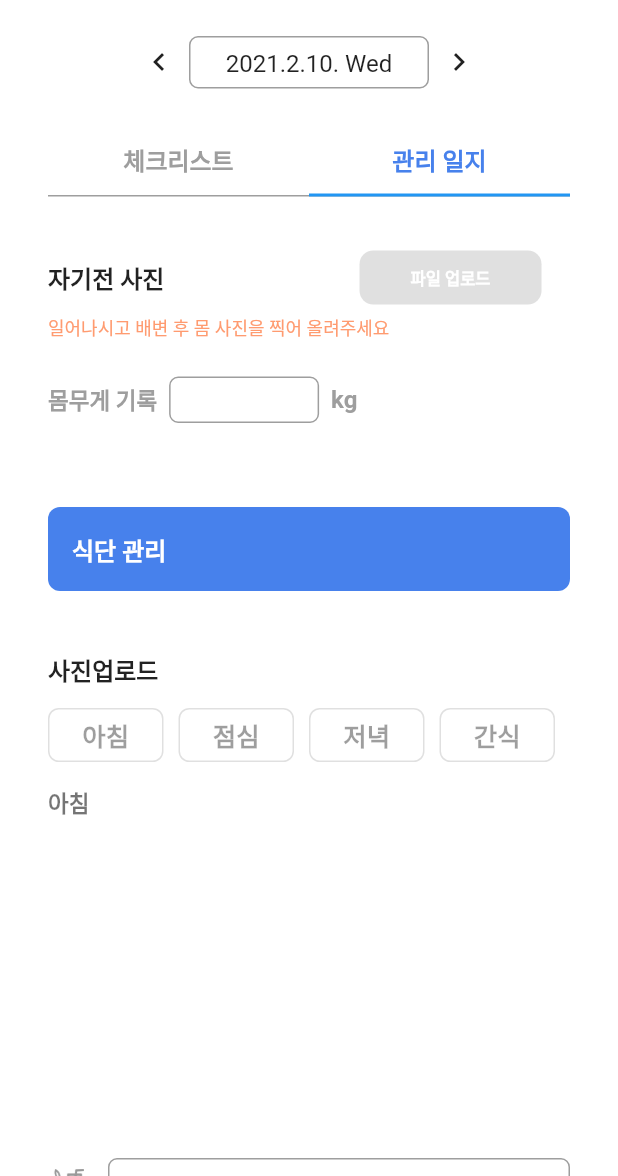
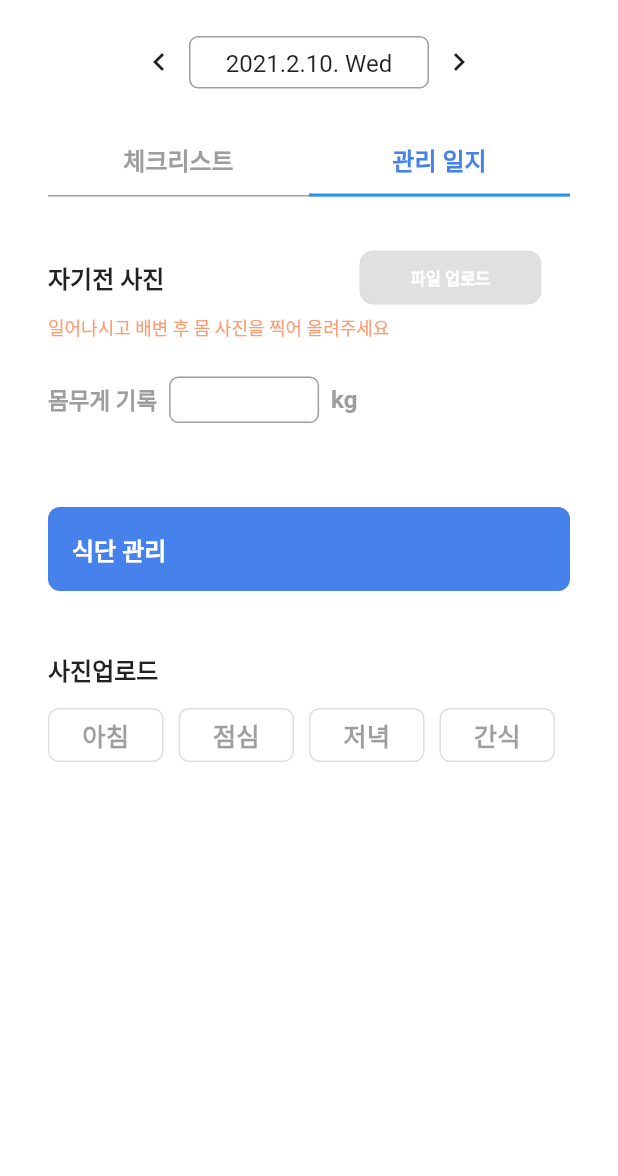
Before and after one commit to namhosung6023/flutter_fitwith_final, a Flutter app: the PremiumMemberPage screen opened directly, tab 2 chosen, scrolled down 251 dp, on a phone screen of 412 x 824 dp, the part 60-1236 px from its top. Run offline on Flutter 3.47's test engine with Material 2 defaults, Android fonts, the phone set to English and light mode, and no system bars; drawn by our look-alikes of carousel_slider; our stand-ins replace dio, flutter_swiper, image_picker, jwt_decoder, percent_indicator, shared_preferences and 1 more; missing offline and left inert: keyboard_visibility, mime_type, multi_charts; accounts and stored records are empty; network calls fail; Roboto replaces fonts that are missing (SpoqaHanSansNeo).

Commit message:
다이어리 사진 작업 타이틀 업로드 작업 완료

```diff
--- a/lib/views/premium/widgets/widget_member_diary.dart
+++ b/lib/views/premium/widgets/widget_member_diary.dart
@@ -229,7 +229,6 @@ class _MemberDiaryState extends State<MemberDiary> {
         const SizedBox(height: 16.0),
         (morningBodyList.length > 0) ? _buildUploadImages(morningBodyList, 0): Container(),
         const SizedBox(height: 24.0),
-        (morningBodyList.length > 0) ? Text('안녕') : Container(),
       ],
     );
   }
@@ -246,7 +245,6 @@ class _MemberDiaryState extends State<MemberDiary> {
         const SizedBox(height: 16.0),
         (nightBodyList.length > 0) ?  _buildUploadImages(nightBodyList, 1) : Container(),
         const SizedBox(height: 24.0),
-        (nightBodyList.length > 0) ? Text('안녕') : Container(),
       ],
     );
   }
@@ -277,9 +275,9 @@ class _MemberDiaryState extends State<MemberDiary> {
         const SizedBox(height: 8.0),
         _buildFoodbutton(2,3,4,5),
         const SizedBox(height: 10.0),
-        _buildUploadMorningFoodSubtitle(),
+        (morningFoodList.length > 0) ? _buildUploadMorningFoodSubtitle() : Container(),
         const SizedBox(height: 10.0),
-        _buildUploadMorningImages(morningFoodList, 2),
+        (morningFoodList.length > 0) ? _buildUploadMorningImages(morningFoodList, 2) : Container(),
         // if (_value == 0)
         //   _buildUploadImages(morningFoodList, 2)
         // else if (_value == 1)
@@ -288,7 +286,7 @@ class _MemberDiaryState extends State<MemberDiary> {
         //   _buildUploadImages(nightFoodList, 4)
         // else _buildUploadImages(snackList, 5),
         const SizedBox(height: 16.0),
-        Row(
+        (morningFoodList.length > 0) ? Row(
           children: [
             Image.asset('assets/ic_diet.png', width: 24.0, height: 24.0),
             const SizedBox(width: 16.0),
@@ -309,13 +307,13 @@ class _MemberDiaryState extends State<MemberDiary> {
               ),
             ),
           ],
-        ),
+        ) : Container(),
         const SizedBox(height: 20.0),
-        _buildUploadAfternoonFoodSubtitle(),
+        (afternoonFoodList.length > 0) ? _buildUploadAfternoonFoodSubtitle() : Container(),
         const SizedBox(height: 16.0),
-        _buildUploadAfteroonImages(afternoonFoodList, 3),
+        (afternoonFoodList.length > 0) ? _buildUploadAfteroonImages(afternoonFoodList, 3) : Container(),
         const SizedBox(height: 16.0),
-        Row(
+        (afternoonFoodList.length > 0) ?Row(
           children: [
             Image.asset('assets/ic_diet.png', width: 24.0, height: 24.0),
             const SizedBox(width: 16.0),
@@ -336,13 +334,13 @@ class _MemberDiaryState extends State<MemberDiary> {
               ),
             ),
           ],
-        ),
+        ) : Container(),
         const SizedBox(height: 10.0),
-        _buildUploadNightFoodSubtitle(),
+        (nightFoodList.length > 0) ? _buildUploadNightFoodSubtitle() : Container(),
         const SizedBox(height: 10.0),
-        _buildUploadNightImages(nightFoodList, 4),
+        (nightFoodList.length > 0) ? _buildUploadNightImages(nightFoodList, 4) : Container(),
         const SizedBox(height: 16.0),
-        Row(
+        (nightFoodList.length > 0) ? Row(
           children: [
             Image.asset('assets/ic_diet.png', width: 24.0, height: 24.0),
             const SizedBox(width: 16.0),
@@ -363,13 +361,13 @@ class _MemberDiaryState extends State<MemberDiary> {
               ),
             ),
           ],
-        ),
+        )  : Container(),
         const SizedBox(height: 16.0),
-        _buildUploadSnackSubtitle(),
+        (snackList.length > 0) ? _buildUploadSnackSubtitle() : Container() ,
         const SizedBox(height: 16.0),
-        _buildUploadSnackImages(snackList, 5),
+        (snackList.length > 0) ? _buildUploadSnackImages(snackList, 5) : Container() ,
         const SizedBox(height: 16.0),
-        Row(
+        (snackList.length > 0) ? Row(
           children: [
             Image.asset('assets/ic_diet.png', width: 24.0, height: 24.0),
             const SizedBox(width: 16.0),
@@ -390,7 +388,7 @@ class _MemberDiaryState extends State<MemberDiary> {
               ),
             ),
           ],
-        ),
+        ): Container(),
         const SizedBox(height: 16.0),
       ],
     );
```
